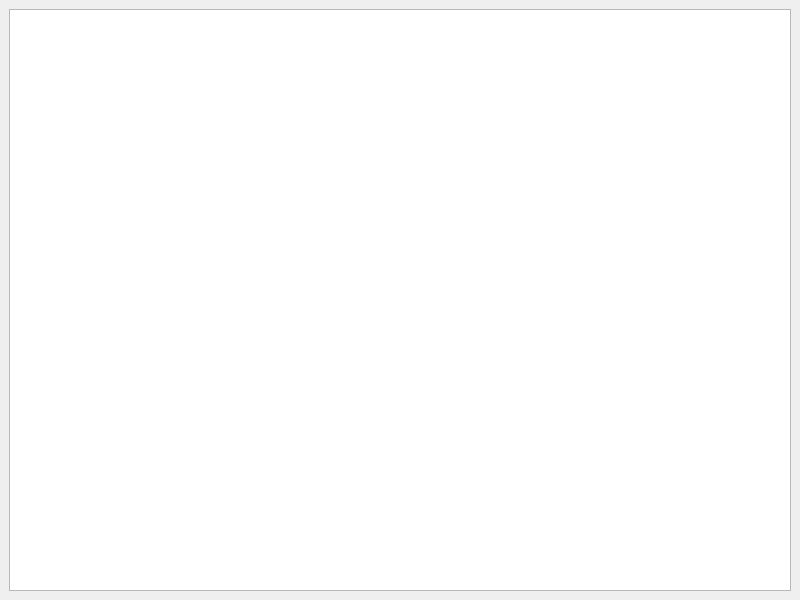
The window that mainwindow.ui (AndrewSerb/mach_met_img_recogn) describes before a commit, drawn with Qt 5.
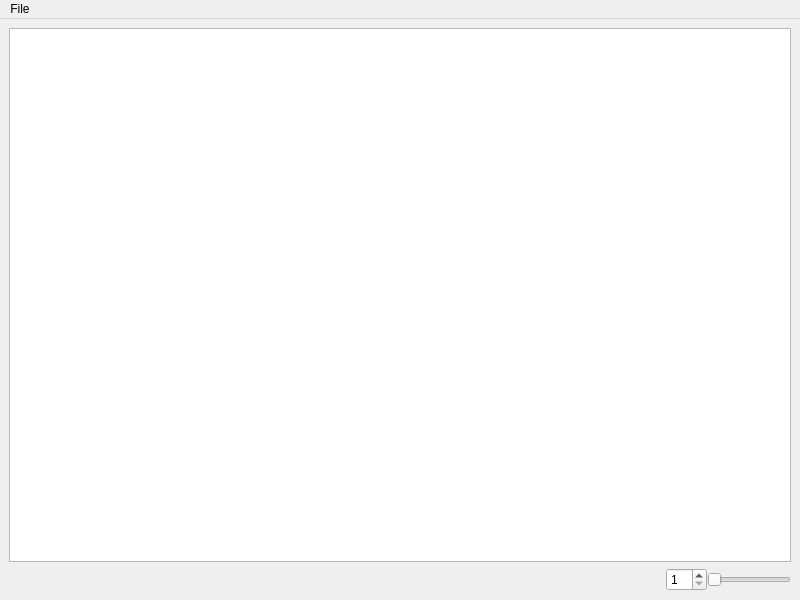
The same window after the commit.

The edit to the form file:
```diff
--- a/mainwindow.ui
+++ b/mainwindow.ui
@@ -13,7 +13,7 @@
   <property name="sizePolicy">
    <sizepolicy hsizetype="Preferred" vsizetype="Preferred">
     <horstretch>2</horstretch>
-    <verstretch>2</verstretch>
+    <verstretch>0</verstretch>
    </sizepolicy>
   </property>
   <property name="windowTitle">
@@ -28,14 +28,111 @@
    </property>
    <layout class="QHBoxLayout" name="horizontalLayout">
     <item>
-     <layout class="QHBoxLayout" name="horizontalLayout_2">
+     <layout class="QVBoxLayout" name="verticalLayout">
       <item>
-       <widget class="QGraphicsView" name="graphicsView"/>
+       <widget class="QGraphicsView" name="image_box"/>
+      </item>
+      <item>
+       <layout class="QHBoxLayout" name="layout_scale">
+        <property name="spacing">
+         <number>0</number>
+        </property>
+        <item>
+         <widget class="QWidget" name="widget_spacer" native="true">
+          <property name="sizePolicy">
+           <sizepolicy hsizetype="Preferred" vsizetype="Preferred">
+            <horstretch>8</horstretch>
+            <verstretch>0</verstretch>
+           </sizepolicy>
+          </property>
+         </widget>
+        </item>
+        <item>
+         <widget class="QSpinBox" name="spinbox_scale">
+          <property name="sizePolicy">
+           <sizepolicy hsizetype="Minimum" vsizetype="Fixed">
+            <horstretch>0</horstretch>
+            <verstretch>0</verstretch>
+           </sizepolicy>
+          </property>
+          <property name="minimum">
+           <number>1</number>
+          </property>
+          <property name="maximum">
+           <number>10</number>
+          </property>
+         </widget>
+        </item>
+        <item>
+         <widget class="QSlider" name="slider_scale">
+          <property name="sizePolicy">
+           <sizepolicy hsizetype="Expanding" vsizetype="Fixed">
+            <horstretch>0</horstretch>
+            <verstretch>0</verstretch>
+           </sizepolicy>
+          </property>
+          <property name="minimum">
+           <number>1</number>
+          </property>
+          <property name="maximum">
+           <number>10</number>
+          </property>
+          <property name="pageStep">
+           <number>1</number>
+          </property>
+          <property name="orientation">
+           <enum>Qt::Horizontal</enum>
+          </property>
+          <property name="invertedAppearance">
+           <bool>false</bool>
+          </property>
+          <property name="tickPosition">
+           <enum>QSlider::NoTicks</enum>
+          </property>
+          <property name="tickInterval">
+           <number>0</number>
+          </property>
+         </widget>
+        </item>
+       </layout>
       </item>
      </layout>
     </item>
    </layout>
   </widget>
+  <widget class="QMenuBar" name="menuBar">
+   <property name="geometry">
+    <rect>
+     <x>0</x>
+     <y>0</y>
+     <width>800</width>
+     <height>21</height>
+    </rect>
+   </property>
+   <widget class="QMenu" name="menuFile">
+    <property name="title">
+     <string>File</string>
+    </property>
+    <addaction name="actionOpen"/>
+    <addaction name="separator"/>
+   </widget>
+   <addaction name="menuFile"/>
+  </widget>
+  <action name="actionOpen">
+   <property name="text">
+    <string>Open</string>
+   </property>
+  </action>
+  <action name="actionSave">
+   <property name="text">
+    <string>Save</string>
+   </property>
+  </action>
+  <action name="actionSave_as">
+   <property name="text">
+    <string>Save as</string>
+   </property>
+  </action>
  </widget>
  <resources/>
  <connections/>
```
